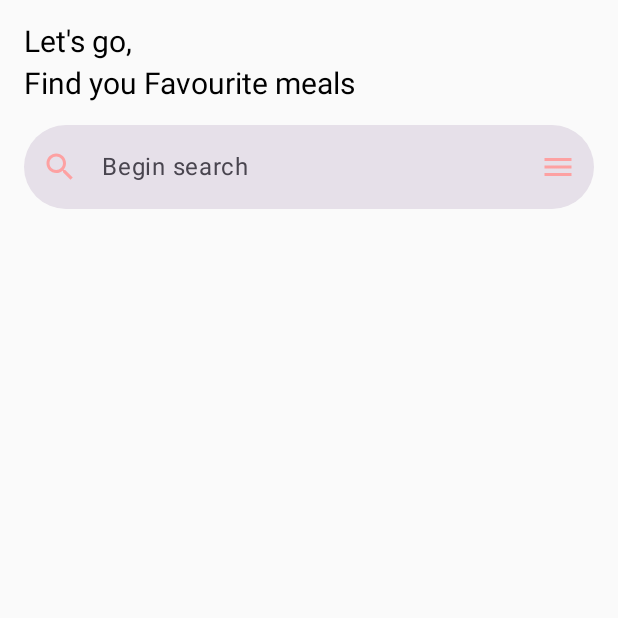
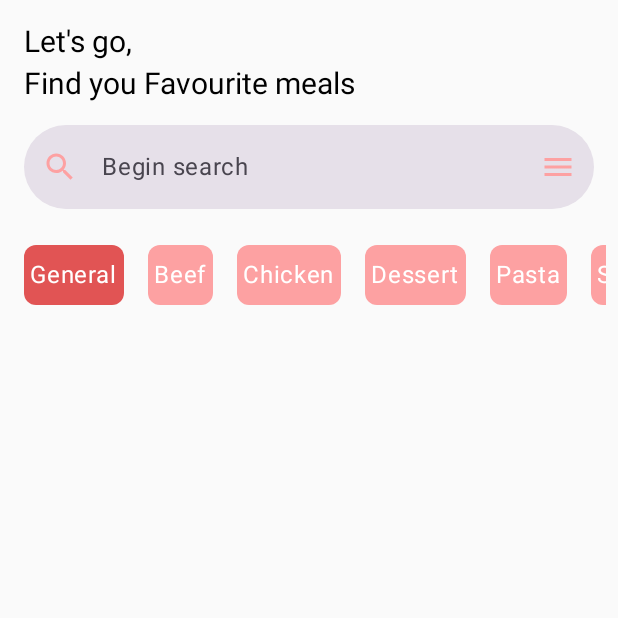
Before and after one commit to Potsane/foodies_app, an Android app built with Jetpack Compose: the screen it shows after launch (MainActivity), on a phone screen of 412 x 824 dp, the top half of it. Run offline under Robolectric (Android 15) with nearby library versions, the phone set to English and light mode, and no system bars; network calls fail; 1 statement that could not run was skipped.

Commit message:
Add filter tablets

```diff
--- /dev/null
+++ b/composeApp/src/commonMain/kotlin/ui/components/TagView.kt
@@ -0,0 +1,87 @@
+package ui.components
+
+import androidx.compose.foundation.background
+import androidx.compose.foundation.clickable
+import androidx.compose.foundation.layout.Arrangement
+import androidx.compose.foundation.layout.Row
+import androidx.compose.foundation.layout.padding
+import androidx.compose.foundation.layout.wrapContentHeight
+import androidx.compose.foundation.lazy.LazyRow
+import androidx.compose.foundation.lazy.itemsIndexed
+import androidx.compose.foundation.shape.RoundedCornerShape
+import androidx.compose.material3.MaterialTheme
+import androidx.compose.material3.Text
+import androidx.compose.runtime.Composable
+import androidx.compose.runtime.getValue
+import androidx.compose.runtime.mutableStateOf
+import androidx.compose.runtime.remember
+import androidx.compose.runtime.setValue
+import androidx.compose.ui.Alignment
+import androidx.compose.ui.Modifier
+import androidx.compose.ui.graphics.Color
+import androidx.compose.ui.unit.dp
+
+private val categories = listOf(
+    "General",
+    "Beef",
+    "Chicken",
+    "Dessert",
+    "Pasta",
+    "Seafood",
+    "Vegan",
+    "Vegetarian",
+    "Breakfast"
+)
+
+@Composable
+fun TagListView(modifier: Modifier = Modifier) {
+    var selectedItem by remember { mutableStateOf(0) }
+    Row(
+        modifier = modifier,
+        horizontalArrangement = Arrangement.Start,
+        verticalAlignment = Alignment.Top
+    ) {
+        LazyRow {
+            itemsIndexed(
+                items = categories,
+            ) { index, item ->
+                TagView(selectedItem = selectedItem, text = item, currentIndex = index) {
+                    selectedItem = index
+                }
+            }
+        }
+    }
+}
+
+@Composable
+fun TagView(
+    selectedItem: Int,
+    text: String,
+    currentIndex: Int,
+    modifier: Modifier = Modifier,
+    onSelectionChanges: () -> Unit
+) {
+    Row(
+        modifier = modifier
+            .padding(horizontal = 8.dp)
+            .background(
+                color = if (selectedItem == currentIndex) MaterialTheme.colorScheme.primary
+                else MaterialTheme.colorScheme.secondary,
+                shape = RoundedCornerShape(8.dp),
+            )
+            .wrapContentHeight()
+            .padding(
+                vertical = 8.dp,
+                horizontal = 4.dp
+            )
+            .clickable(onClick = onSelectionChanges),
+        horizontalArrangement = Arrangement.Start,
+        verticalAlignment = Alignment.Top
+    ) {
+        //Icon(Icons.Default.Check, null, tint = Color.White)
+        Text(
+            color = Color.White,
+            text = text,
+        )
+    }
+}
--- a/composeApp/src/commonMain/kotlin/ui/meallist/MealListScreen.kt
+++ b/composeApp/src/commonMain/kotlin/ui/meallist/MealListScreen.kt
@@ -8,15 +8,12 @@ import androidx.compose.foundation.layout.padding
 import androidx.compose.material3.MaterialTheme
 import androidx.compose.material3.Text
 import androidx.compose.runtime.Composable
-import androidx.compose.runtime.getValue
-import androidx.compose.runtime.mutableStateOf
-import androidx.compose.runtime.remember
-import androidx.compose.runtime.setValue
 import androidx.compose.ui.Alignment
 import androidx.compose.ui.Modifier
 import androidx.compose.ui.unit.dp
 import org.koin.compose.koinInject
 import ui.components.SearchBar
+import ui.components.TagListView
 
 @Composable
 fun FoodListScreen(
@@ -37,5 +34,11 @@ fun FoodListScreen(
             modifier = Modifier.fillMaxWidth().padding(horizontal = 16.dp)
         ) {}
 
+        TagListView(
+            modifier = Modifier.padding(
+                horizontal = 8.dp,
+                vertical = 24.dp
+            )
+        )
     }
 }
```
